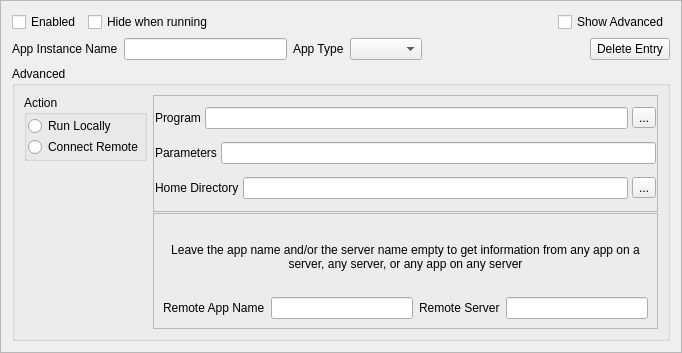
Before: the Qt Designer form mqt/MqtBase/ConfigElementFrame.ui in Rsclub22/Minos2-Mirror, drawn with Qt 5.
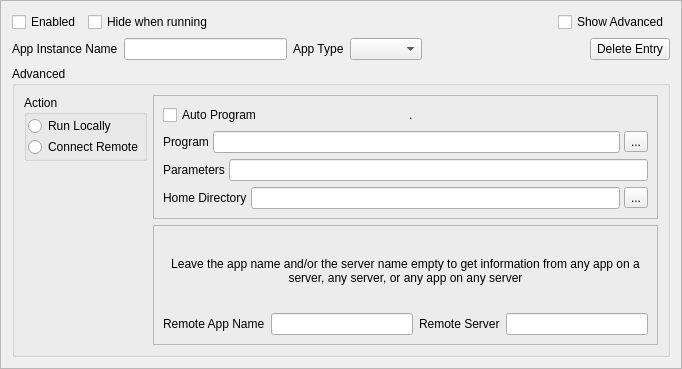
After: the same form once the commit is applied.

Commit message: Add ability to infer executable paths from the kauncher path

What changed in the file:
```diff
--- a/mqt/MqtBase/ConfigElementFrame.ui
+++ b/mqt/MqtBase/ConfigElementFrame.ui
@@ -7,7 +7,7 @@
     <x>0</x>
     <y>0</y>
     <width>682</width>
-    <height>353</height>
+    <height>369</height>
    </rect>
   </property>
   <property name="windowTitle">
@@ -144,7 +144,7 @@
      <property name="title">
       <string>Advanced</string>
      </property>
-     <layout class="QHBoxLayout" name="horizontalLayout_6">
+     <layout class="QHBoxLayout" name="horizontalLayout_8">
       <item>
        <layout class="QVBoxLayout" name="verticalLayout_3">
         <property name="spacing">
@@ -211,9 +211,6 @@
       </item>
       <item>
        <layout class="QVBoxLayout" name="verticalLayout_5">
-        <property name="spacing">
-         <number>1</number>
-        </property>
         <item>
          <widget class="QFrame" name="programFrame">
           <property name="frameShape">
@@ -223,21 +220,24 @@
            <enum>QFrame::Raised</enum>
           </property>
           <layout class="QVBoxLayout" name="verticalLayout_2">
-           <property name="spacing">
-            <number>3</number>
-           </property>
-           <property name="leftMargin">
-            <number>1</number>
-           </property>
-           <property name="topMargin">
-            <number>1</number>
-           </property>
-           <property name="rightMargin">
-            <number>1</number>
-           </property>
-           <property name="bottomMargin">
-            <number>2</number>
-           </property>
+           <item>
+            <layout class="QHBoxLayout" name="horizontalLayout_6">
+             <item>
+              <widget class="QCheckBox" name="inferProgramcb">
+               <property name="text">
+                <string>Auto Program</string>
+               </property>
+              </widget>
+             </item>
+             <item>
+              <widget class="QLabel" name="autoProg">
+               <property name="text">
+                <string>.</string>
+               </property>
+              </widget>
+             </item>
+            </layout>
+           </item>
            <item>
             <layout class="QHBoxLayout" name="horizontalLayout">
              <property name="spacing">
```
The commit also changes 8 other files.
